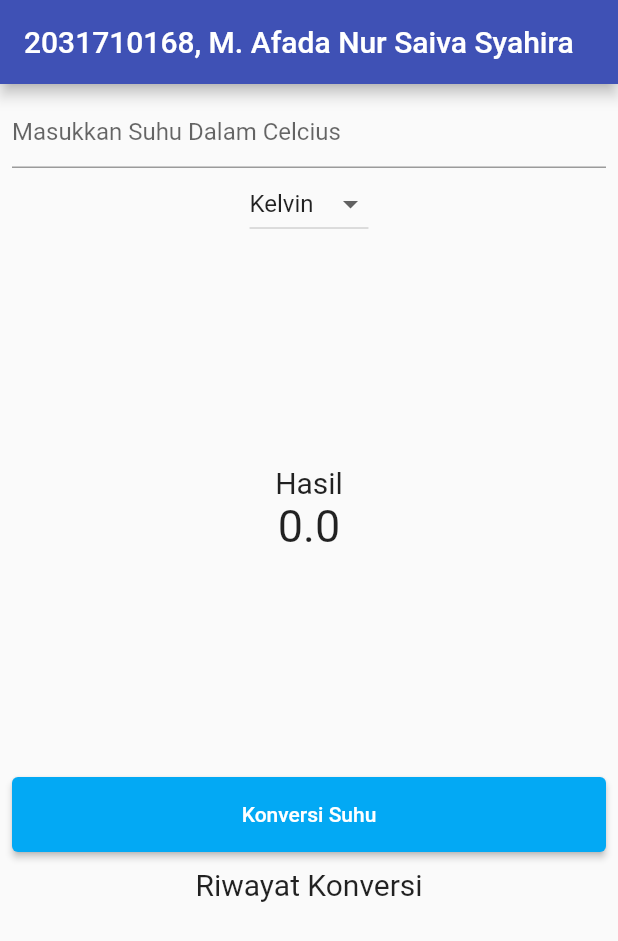
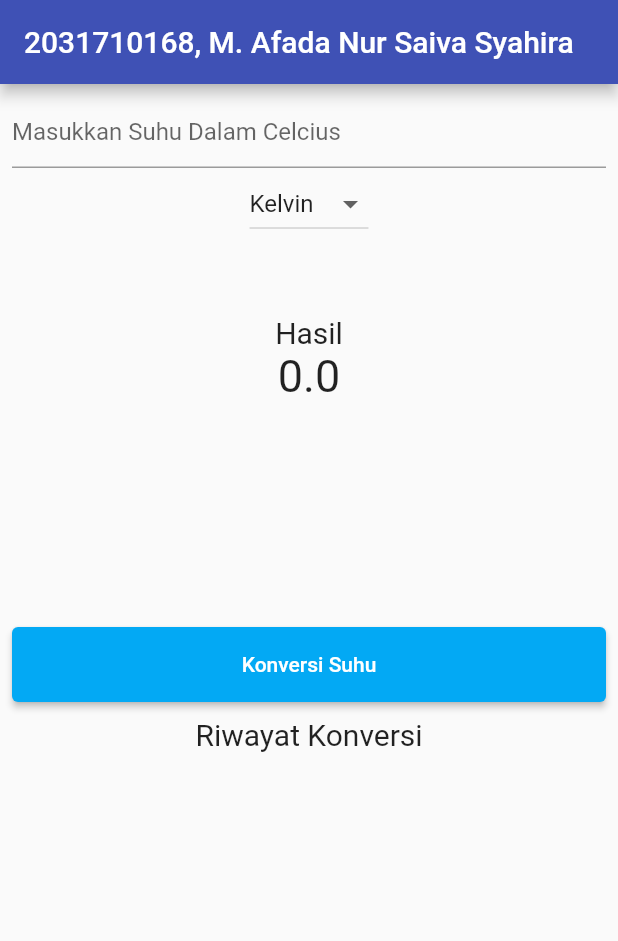
Before and after one commit to MAFADA/04-konversi-suhu-map-flutter, a Flutter app: the screen it shows after launch, after a tap on "Konversi Suhu", on a phone screen of 412 x 824 dp. Shown: the top 941 px of the screen. Run offline on Flutter 3.47's test engine with Material 2 defaults, Android fonts, the phone set to English and light mode, and no system bars.

Commit message:
Final Tugas MG4 (Revisi)

```diff
--- a/lib/main.dart
+++ b/lib/main.dart
@@ -16,8 +16,8 @@ class _MyAppState extends State<MyApp> {
   // This widget is the root of your application.
   //var berubah
   double _inputUser = 0;
-  double _kelvin = 0;
-  double _reamur = 0;
+  // double _kelvin = 0;
+  // double _reamur = 0;
   var listItem = ["Kelvin", "Reamur"];
   String _newValue = "Kelvin";
   double _result = 0;
@@ -103,20 +103,12 @@ class _MyAppState extends State<MyApp> {
   void _konversiSuhu() {
     setState(() {
       _inputUser = double.parse(etInputUser.text);
-      switch (_newValue) {
-        case "Kelvin":
-          {
-            _result = _inputUser + 273;
-            listViewItem.add("Kelvin : " "$_result");
-          }
-          break;
-
-        case "Reamur":
-          {
-            _result = (4 / 5) * _inputUser;
-            listViewItem.add("Reamur : " "$_result");
-          }
-          break;
+      if (_newValue == "Kelvin") {
+        _result = _inputUser + 273;
+        listViewItem.add("Kelvin : " "$_result");
+      } else {
+        _result = (4 / 5) * _inputUser;
+        listViewItem.add("Reamur : " "$_result");
       }
     });
   }
@@ -153,7 +145,8 @@ class Result extends StatelessWidget {
   @override
   Widget build(BuildContext context) {
     return Container(
-      margin: const EdgeInsets.symmetric(vertical: 150),
+      // margin: const EdgeInsets.symmetric(vertical: 150),
+      margin: EdgeInsets.only(bottom: 150, top: 50),
       child: Column(
         mainAxisAlignment: MainAxisAlignment.center,
         children: [
```
